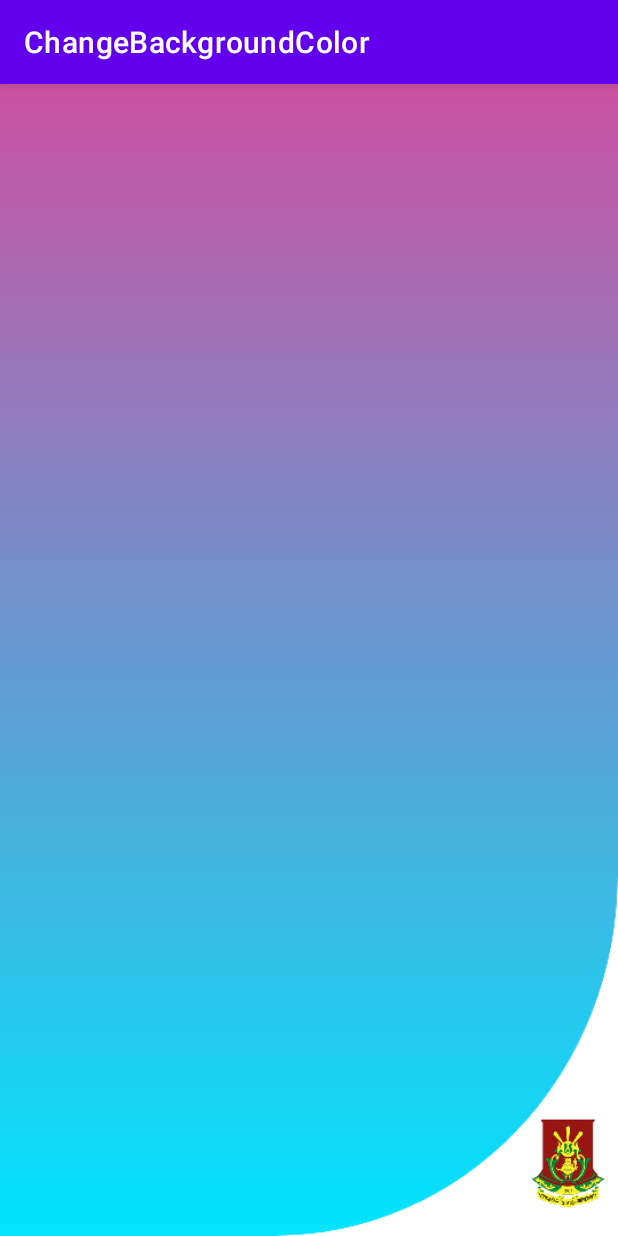
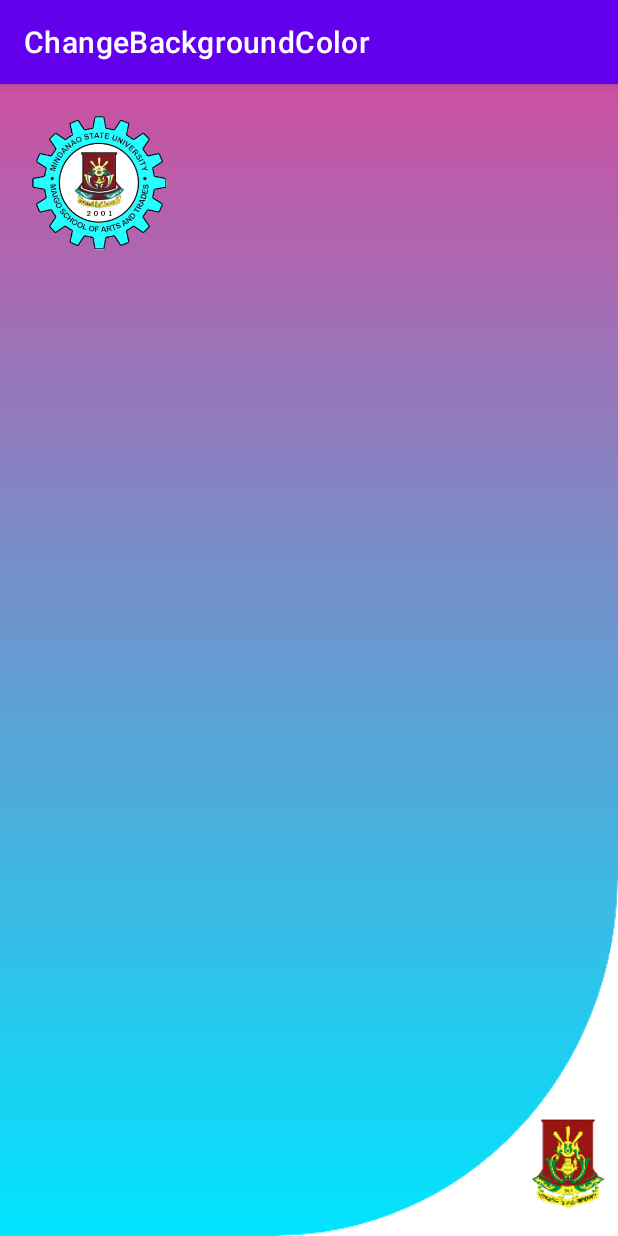
Before and after one commit to bryanladion/ChangeBackgroundColor, an Android app: the screen it shows after launch (MainActivity), on a phone screen of 412 x 824 dp. Run offline under Robolectric (Android 15) with nearby library versions, the phone set to English and light mode, and no system bars.

```diff
--- a/app/src/main/res/layout/activity_main.xml
+++ b/app/src/main/res/layout/activity_main.xml
@@ -8,5 +8,18 @@
     android:background="@drawable/screen_background">
 
 
+    <ImageView
+        android:id="@+id/msatLogo"
+        android:layout_width="100dp"
+        android:layout_height="100dp"
+        android:src="@drawable/msat_logo"
+        app:layout_constraintBottom_toBottomOf="parent"
+        app:layout_constraintEnd_toEndOf="parent"
+        app:layout_constraintHorizontal_bias="0.051"
+        app:layout_constraintStart_toStartOf="parent"
+        app:layout_constraintTop_toTopOf="parent"
+        app:layout_constraintVertical_bias="0.025" />
+
+
 
 </androidx.constraintlayout.widget.ConstraintLayout>
```
Also changed, not shown: app/src/main/res/drawable/msat_logo.png (added).
